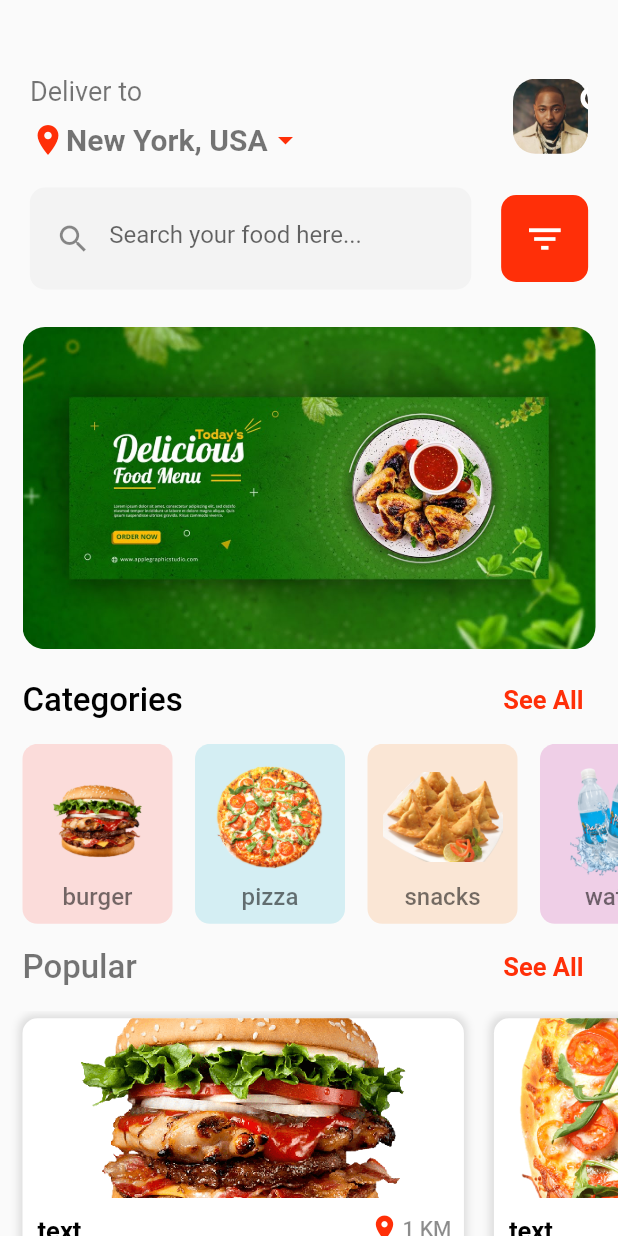
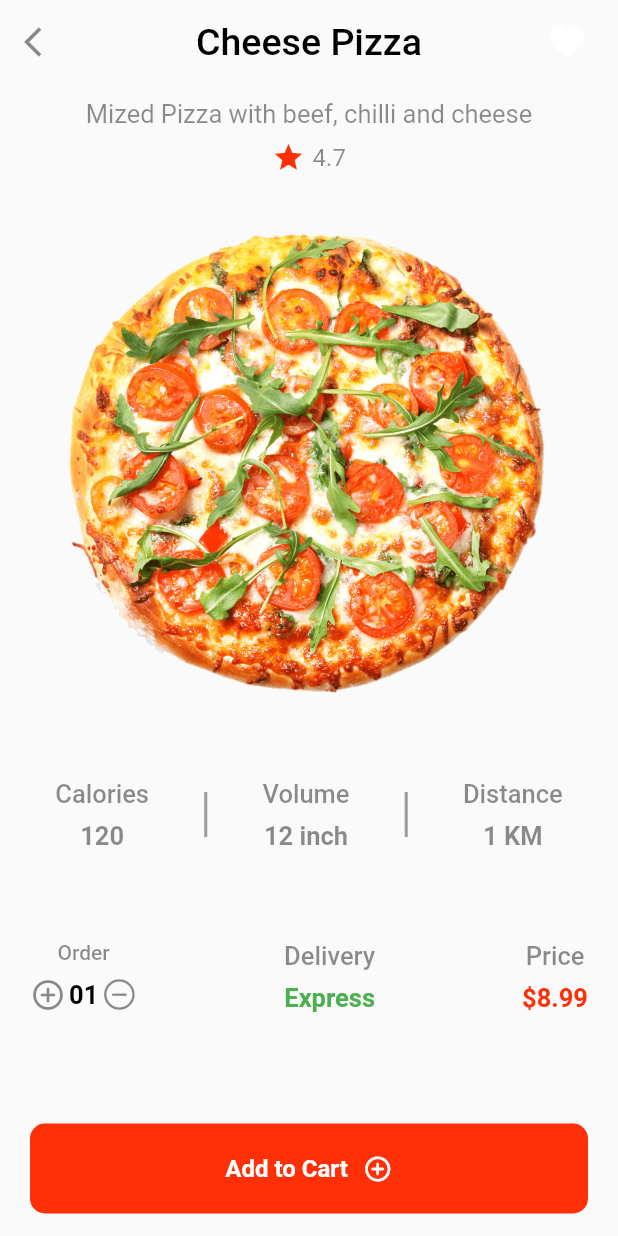
Before and after one commit to hello-favour/food-app-ui, a Flutter app: the HomeScreen widget shown alone on an empty page, opened directly, after a tap on "text", on a phone screen of 412 x 824 dp. Run offline on Flutter 3.47's test engine with Material 2 defaults, Android fonts, the phone set to English and light mode, and no system bars.

Commit message:
i build item screen

```diff
--- a/lib/screens/home_screen.dart
+++ b/lib/screens/home_screen.dart
@@ -1,6 +1,7 @@
 import 'package:flutter/material.dart';
 import 'package:food_app/constants/app_colors.dart';
 import 'package:food_app/constants/image_path.dart';
+import 'package:food_app/screens/item_screen.dart';
 import 'package:food_app/widgets/app_text.dart';
 
 class HomeScreen extends StatefulWidget {
@@ -246,7 +247,12 @@ class _HomeScreenState extends State<HomeScreen> {
                 itemCount: food2.length,
                 itemBuilder: (context, index) {
                   return InkWell(
-                    onTap: () {},
+                    onTap: () {
+                      Navigator.push(context,
+                          MaterialPageRoute(builder: (context) {
+                        return const ItemScreen();
+                      }));
+                    },
                     child: Container(
                       width: MediaQuery.of(context).size.width / 1.4,
                       margin: const EdgeInsets.only(
--- /dev/null
+++ b/lib/screens/item_screen.dart
@@ -0,0 +1,249 @@
+import 'package:flutter/cupertino.dart';
+import 'package:flutter/material.dart';
+import 'package:food_app/constants/app_colors.dart';
+import 'package:food_app/constants/image_path.dart';
+import 'package:food_app/widgets/app_text.dart';
+
+class ItemScreen extends StatelessWidget {
+  const ItemScreen({super.key});
+
+  @override
+  Widget build(BuildContext context) {
+    return Scaffold(
+      appBar: AppBar(
+        elevation: 0,
+        backgroundColor: Colors.transparent,
+        centerTitle: true,
+        leading: IconButton(
+          onPressed: () {
+            Navigator.pop(context);
+          },
+          icon: const Icon(
+            Icons.arrow_back_ios,
+            color: Colors.black45,
+          ),
+        ),
+        title: const AppText(
+          text: "Cheese Pizza",
+          color: Colors.black,
+          size: 25,
+        ),
+        actions: [
+          Padding(
+            padding: const EdgeInsets.only(right: 10),
+            child: IconButton(
+              onPressed: () {},
+              icon: const Icon(
+                Icons.favorite,
+                size: 28,
+              ),
+            ),
+          ),
+        ],
+      ),
+      body: SingleChildScrollView(
+        child: Column(
+          children: [
+            const SizedBox(height: 10),
+            const AppText(
+              text: "Mized Pizza with beef, chilli and cheese",
+              color: Colors.black45,
+              size: 17,
+              textAlign: TextAlign.center,
+            ),
+            const SizedBox(height: 8),
+            Row(
+              mainAxisAlignment: MainAxisAlignment.center,
+              children: const [
+                Icon(
+                  Icons.star,
+                  color: AppColors.redColor,
+                  size: 22,
+                ),
+                SizedBox(width: 5),
+                AppText(
+                  text: "4.7",
+                  color: Colors.black45,
+                  size: 16,
+                ),
+              ],
+            ),
+            Padding(
+              padding: const EdgeInsets.all(25),
+              child: Image.asset(ImagePath.pizza),
+            ),
+            const SizedBox(height: 20),
+            Row(
+              mainAxisAlignment: MainAxisAlignment.spaceEvenly,
+              children: [
+                Column(
+                  children: const [
+                    AppText(
+                      text: "Calories",
+                      color: Colors.black45,
+                      size: 17,
+                      fontWeight: FontWeight.w500,
+                    ),
+                    SizedBox(height: 8),
+                    AppText(
+                      text: "120",
+                      color: Colors.black45,
+                      size: 17,
+                      fontWeight: FontWeight.bold,
+                    ),
+                  ],
+                ),
+                Container(
+                  height: 30,
+                  width: 2,
+                  color: Colors.black38,
+                ),
+                Column(
+                  children: const [
+                    AppText(
+                      text: "Volume",
+                      color: Colors.black45,
+                      size: 17,
+                      fontWeight: FontWeight.w500,
+                    ),
+                    SizedBox(height: 8),
+                    AppText(
+                      text: "12 inch",
+                      color: Colors.black45,
+                      size: 17,
+                      fontWeight: FontWeight.bold,
+                    ),
+                  ],
+                ),
+                Container(
+                  height: 30,
+                  width: 2,
+                  color: Colors.black38,
+                ),
+                Column(
+                  children: const [
+                    AppText(
+                      text: "Distance",
+                      color: Colors.black45,
+                      size: 17,
+                      fontWeight: FontWeight.w500,
+                    ),
+                    SizedBox(height: 8),
+                    AppText(
+                      text: "1 KM",
+                      color: Colors.black45,
+                      size: 17,
+                      fontWeight: FontWeight.bold,
+                    ),
+                  ],
+                ),
+              ],
+            ),
+            const SizedBox(height: 60),
+            Padding(
+              padding: const EdgeInsets.symmetric(horizontal: 20),
+              child: Row(
+                mainAxisAlignment: MainAxisAlignment.spaceBetween,
+                children: [
+                  Column(
+                    children: [
+                      const AppText(
+                        text: "Order",
+                        color: Colors.black45,
+                        fontWeight: FontWeight.w500,
+                      ),
+                      const SizedBox(height: 8),
+                      Row(
+                        children: const [
+                          Icon(
+                            Icons.add_circle_outline_rounded,
+                            color: Colors.black45,
+                          ),
+                          SizedBox(width: 2),
+                          AppText(
+                            text: "01",
+                            color: Colors.black,
+                            fontWeight: FontWeight.bold,
+                            size: 17,
+                          ),
+                          SizedBox(width: 2),
+                          Icon(
+                            CupertinoIcons.minus_circle,
+                            color: Colors.black45,
+                          ),
+                        ],
+                      ),
+                    ],
+                  ),
+                  Column(
+                    children: const [
+                      AppText(
+                        text: "Delivery",
+                        color: Colors.black45,
+                        fontWeight: FontWeight.w500,
+                        size: 17,
+                      ),
+                      SizedBox(height: 8),
+                      AppText(
+                        text: "Express",
+                        color: Colors.green,
+                        fontWeight: FontWeight.bold,
+                        size: 17,
+                      ),
+                    ],
+                  ),
+                  Column(
+                    children: const [
+                      AppText(
+                        text: "Price",
+                        color: Colors.black45,
+                        fontWeight: FontWeight.w500,
+                        size: 17,
+                      ),
+                      SizedBox(height: 8),
+                      AppText(
+                        text: "\$8.99",
+                        color: AppColors.redColor,
+                        fontWeight: FontWeight.bold,
+                        size: 17,
+                      ),
+                    ],
+                  ),
+                ],
+              ),
+            ),
+          ],
+        ),
+      ),
+      bottomNavigationBar: InkWell(
+        onTap: () {},
+        child: Container(
+          height: 60,
+          margin: const EdgeInsets.symmetric(horizontal: 20, vertical: 15),
+          padding: const EdgeInsets.symmetric(vertical: 20),
+          decoration: BoxDecoration(
+            color: AppColors.redColor,
+            borderRadius: BorderRadius.circular(10),
+          ),
+          child: Row(
+            mainAxisAlignment: MainAxisAlignment.center,
+            children: const [
+              AppText(
+                text: "Add to Cart",
+                color: AppColors.whiteColor,
+                fontWeight: FontWeight.bold,
+                size: 16,
+              ),
+              SizedBox(width: 10),
+              Icon(
+                Icons.add_circle_outline_rounded,
+                color: AppColors.whiteColor,
+                size: 20,
+              ),
+            ],
+          ),
+        ),
+      ),
+    );
+  }
+}
```
